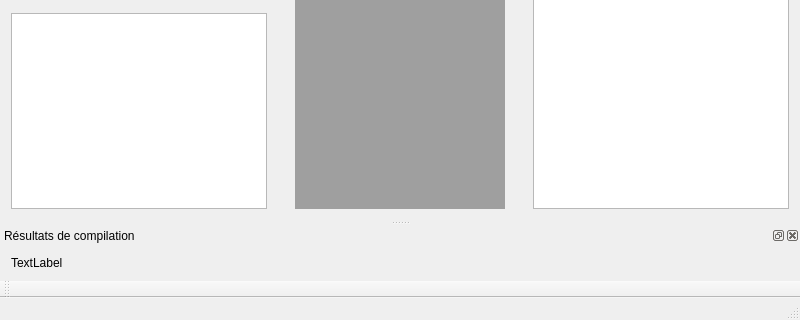
First picture: the form in src/fenetreprincipale.ui, repository L3nn0x/Compact, before the edit; both pictures show x 0 to 800 and y 280 to 600 of the 800 by 600 pixel window.
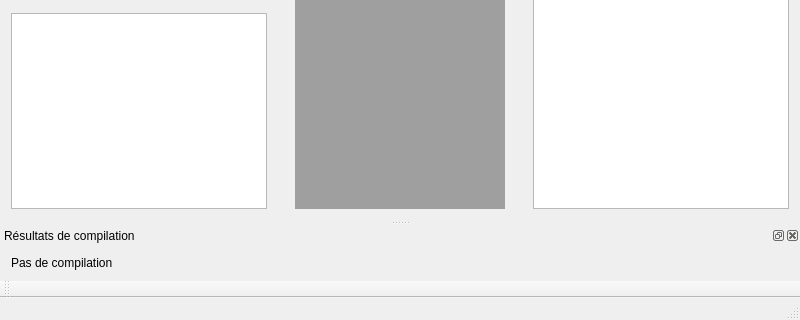
Second picture: the form after the edit.

The edit to the form file:
```diff
--- a/src/fenetreprincipale.ui
+++ b/src/fenetreprincipale.ui
@@ -153,7 +153,7 @@
         <bool>true</bool>
        </property>
        <property name="text">
-        <string>TextLabel</string>
+        <string>Pas de compilation</string>
        </property>
       </widget>
      </item>
```
